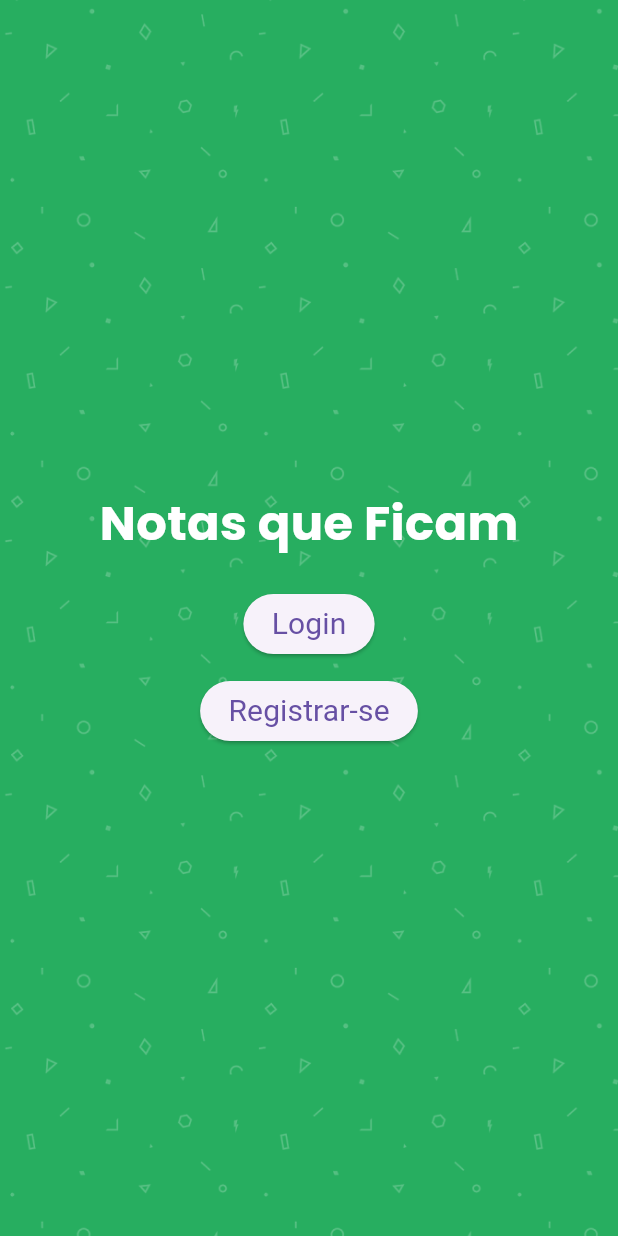
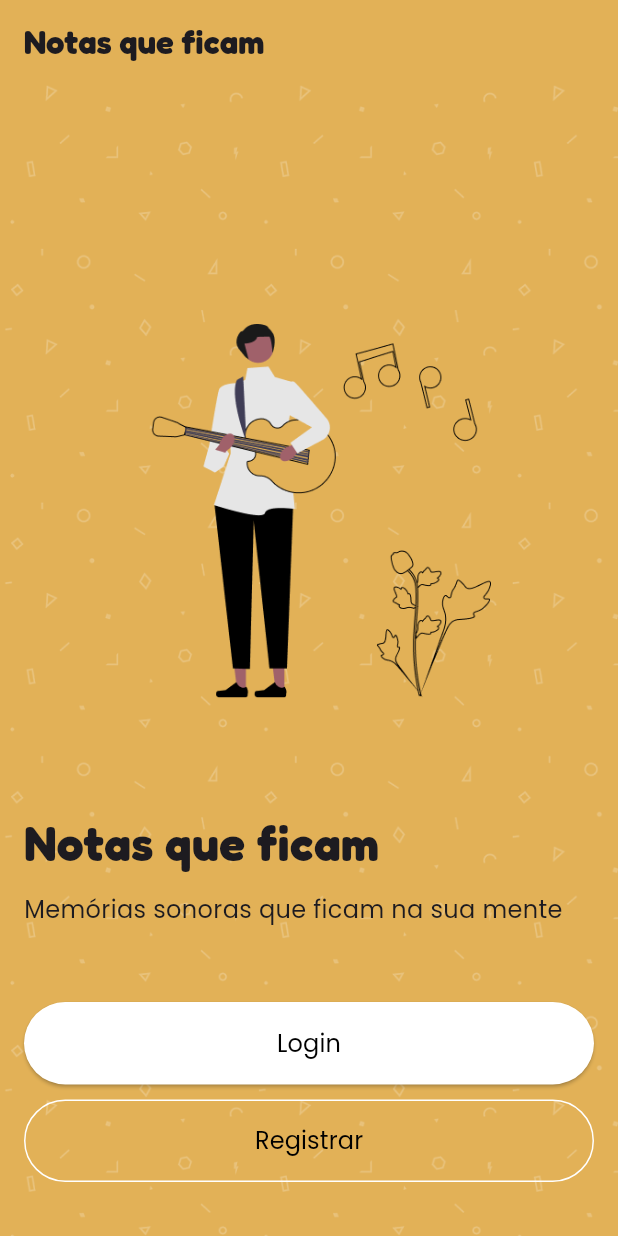
Before and after one commit to irythill/notas_que_ficam, a Flutter app: the screen it shows after launch, on a phone screen of 412 x 824 dp. Run offline on Flutter 3.47's test engine with Material 3 defaults, Android fonts, the light colour scheme and no system bars; our stand-ins replace audioplayers, sqflite; accounts and stored records are empty; Roboto replaces fonts that are missing (RockSalt).

Commit message:
code refactoring and changed styles

```diff
--- a/lib/app_colors.dart
+++ b/lib/app_colors.dart
@@ -4,22 +4,22 @@ class AppColors {
   static const MaterialColor primarySwatch = MaterialColor(
     0xFFE2B157,
     <int, Color>{
-      50: Color(0xFFFFF8E1), // Mais claro
+      50: Color(0xFFFFF8E1),
       100: Color(0xFFFBE0B5),
       200: Color(0xFFF5C589),
       300: Color(0xFFEFA95E),
       400: Color(0xFFE99336),
-      500: Color(0xFFE2B157), // Cor principal
+      500: Color(0xFFE2B157),
       600: Color(0xFFCB914D),
       700: Color(0xFFB37443),
       800: Color(0xFF9C5A39),
-      900: Color(0xFF8C5A27), // Secundária
+      900: Color(0xFF8C5A27),
     },
   );
 
+  static const Color primaryColor = Color(0xFFE2B157);
   static const Color secondaryColor = Color(0xFF8C5A27);
   static const Color backgroundColor = Color(0xFFFFF8E1);
-  static const Color splashScreenColor = Color(0xFFE2B157);
   static const Color primaryTextColor = Color(0xFF4A342E);
   static const Color secondaryTextColor = Color(0xFFA37E4E);
   static const Color errorColor = Color(0xFFD9534F);
--- a/lib/app_fonts.dart
+++ b/lib/app_fonts.dart
@@ -17,7 +17,7 @@ class AppTextStyles {
   static const TextStyle titleSmall = TextStyle(
     fontFamily: 'Fredoka',
     fontWeight: FontWeight.bold,
-    fontSize: 24,
+    fontSize: 22,
   );
 
   // Poppins
@@ -27,10 +27,10 @@ class AppTextStyles {
     fontSize: 16,
   );
 
-  static const TextStyle bodyMedium = TextStyle(
+  static const TextStyle buttonText = TextStyle(
     fontFamily: 'Poppins',
     fontWeight: FontWeight.normal,
-    fontSize: 14,
+    fontSize: 16,
   );
 
   static const TextStyle labelMedium = TextStyle(
--- a/lib/home_screen.dart
+++ b/lib/home_screen.dart
@@ -1,6 +1,8 @@
 import 'package:flutter/material.dart';
 import 'register_screen.dart';
 import 'login_screen.dart';
+import 'app_colors.dart';
+import 'app_fonts.dart';
 
 class HomeScreen extends StatelessWidget {
   const HomeScreen({super.key});
@@ -8,49 +10,92 @@ class HomeScreen extends StatelessWidget {
   @override
   Widget build(BuildContext context) {
     return Scaffold(
+      appBar: AppBar(
+        title: const Text('Notas que ficam', style: AppTextStyles.titleSmall),
+        backgroundColor: AppColors.primaryColor,
+      ),
       body: Stack(
-        fit: StackFit.expand,
         children: [
           Container(
-            color:
-                const Color(0xFF27AE60), // Altere para a cor de fundo desejada
+            color: AppColors.primaryColor, // Definir a cor de fundo
           ),
-          Image.asset(
-            'assets/images/home_screen_bg.png', // Substitua pelo caminho da sua imagem de fundo
+          Positioned.fill(
+            child: Image.asset(
+              'assets/images/home_screen_bg.png',
               fit: BoxFit.cover,
             ),
+          ),
           Column(
-            mainAxisAlignment: MainAxisAlignment.center,
+            children: [
+              const SizedBox(
+                  height: 160), // Ajuste a altura conforme necessário
+              Center(
+                child: Image.asset(
+                  'assets/images/nqf_logo.png',
+                  width: 250, // Ajuste o tamanho conforme necessário
+                  height: 250, // Ajuste o tamanho conforme necessário
+                ),
+              ),
+            ],
+          ),
+          Padding(
+            padding: const EdgeInsets.all(16.0),
+            child: Column(
+              mainAxisAlignment: MainAxisAlignment.end,
+              crossAxisAlignment: CrossAxisAlignment.start,
               children: [
                 const Text(
-                'Notas que Ficam',
-                style: TextStyle(
-                  fontSize: 32,
-                  fontWeight: FontWeight.bold,
-                  color: Colors.white,
+                  'Notas que ficam',
+                  style: AppTextStyles.titleLarge,
                 ),
+                const SizedBox(height: 10),
+                const Text(
+                  'Memórias sonoras que ficam na sua mente',
+                  style: AppTextStyles.bodyLarge,
                 ),
-              const SizedBox(height: 20),
-              ElevatedButton(
+                const SizedBox(height: 50),
+                SizedBox(
+                  width: double.infinity,
+                  child: ElevatedButton(
                     onPressed: () {
                       Navigator.of(context).push(
                         MaterialPageRoute(
                             builder: (context) => const LoginScreen()),
                       );
                     },
-                child: const Text('Login'),
+                    style: ElevatedButton.styleFrom(
+                      backgroundColor: Colors.white,
+                      padding: const EdgeInsets.symmetric(vertical: 16),
+                    ),
+                    child: Text('Login',
+                        style: AppTextStyles.buttonText
+                            .copyWith(color: Colors.black)),
+                  ),
                 ),
                 const SizedBox(height: 10),
-              ElevatedButton(
+                SizedBox(
+                  width: double.infinity,
+                  child: OutlinedButton(
                     onPressed: () {
                       Navigator.of(context).push(
                         MaterialPageRoute(
                             builder: (context) => const RegisterScreen()),
                       );
                     },
-                child: const Text('Registrar-se'),
+                    style: OutlinedButton.styleFrom(
+                      backgroundColor: Colors.transparent, // Fundo transparente
+                      padding: const EdgeInsets.symmetric(vertical: 16),
+                      side:
+                          const BorderSide(color: Colors.white), // Borda branca
                     ),
+                    child: Text('Registrar',
+                        style: AppTextStyles.buttonText
+                            .copyWith(color: Colors.black)),
+                  ),
+                ),
+                const SizedBox(height: 20),
               ],
+            ),
           ),
         ],
       ),
--- a/lib/login_screen.dart
+++ b/lib/login_screen.dart
@@ -7,10 +7,10 @@ class LoginScreen extends StatefulWidget {
   const LoginScreen({super.key});
 
   @override
-  _LoginScreenState createState() => _LoginScreenState();
+  LoginScreenState createState() => LoginScreenState();
 }
 
-class _LoginScreenState extends State<LoginScreen> {
+class LoginScreenState extends State<LoginScreen> {
   final _formKey = GlobalKey<FormState>();
   final _emailController = TextEditingController();
   final _passwordController = TextEditingController();
--- a/lib/main.dart
+++ b/lib/main.dart
@@ -16,12 +16,11 @@ class MyApp extends StatelessWidget {
       title: 'Notas que Ficam',
       theme: ThemeData(
         primarySwatch: Colors.orange,
-        textTheme: TextTheme(
+        textTheme: const TextTheme(
           displayLarge: AppTextStyles.titleLarge,
           displayMedium: AppTextStyles.titleMedium,
           displaySmall: AppTextStyles.titleSmall,
           bodyLarge: AppTextStyles.bodyLarge,
-          bodyMedium: AppTextStyles.bodyMedium,
           titleMedium: AppTextStyles.labelMedium,
           titleSmall: AppTextStyles.labelSmall,
           labelLarge: AppTextStyles.rockSaltTitle,
@@ -36,14 +35,15 @@ class SplashScreen extends StatefulWidget {
   const SplashScreen({super.key});
 
   @override
-  _SplashScreenState createState() => _SplashScreenState();
+  SplashScreenState createState() => SplashScreenState();
 }
 
-class _SplashScreenState extends State<SplashScreen> {
+class SplashScreenState extends State<SplashScreen> {
   @override
   void initState() {
     super.initState();
     Future.delayed(const Duration(seconds: 5), () {
+      if (!mounted) return;
       Navigator.of(context).pushReplacement(
         MaterialPageRoute(builder: (context) => const HomeScreen()),
       );
@@ -53,7 +53,7 @@ class _SplashScreenState extends State<SplashScreen> {
   @override
   Widget build(BuildContext context) {
     return Scaffold(
-      backgroundColor: AppColors.splashScreenColor,
+      backgroundColor: AppColors.primaryColor,
       body: Center(
         child: Image.asset('assets/images/nqf_logo.png'),
       ),
```
Lines whose indentation alone changed are shown as unchanged.
